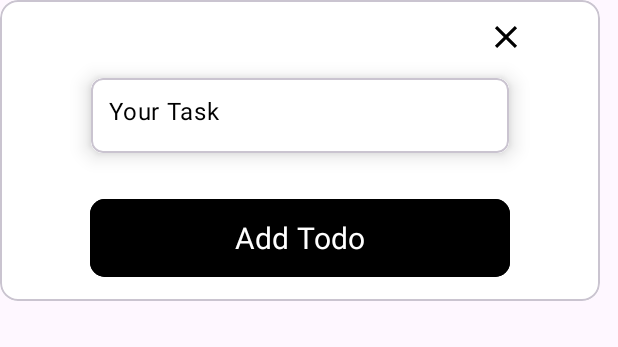
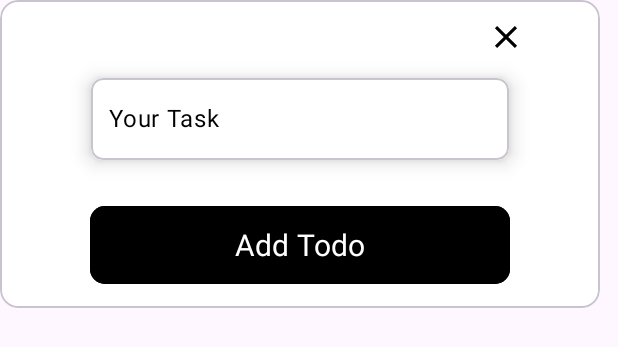
Before and after one commit to DAVITtheDev7/ToDo, an Android app: the layout fragment_to_do_dialog.xml on its own in the app's theme, with its tools: preview values and no code run, on a phone screen of 412 x 824 dp. Shown: the top 347 px of the screen. Run offline under Robolectric (Android 15) with nearby library versions, the phone set to English and light mode, and no system bars; Roboto replaces fonts that are not available here.

Commit message:
Update fragment_to_do_dialog.xml

```diff
--- a/app/src/main/res/layout/fragment_to_do_dialog.xml
+++ b/app/src/main/res/layout/fragment_to_do_dialog.xml
@@ -37,8 +37,7 @@
 
             <com.google.android.material.textfield.TextInputLayout
                 android:layout_width="match_parent"
-                android:layout_height="50dp"
-                android:background="@color/white"
+                android:layout_height="wrap_content"
                 app:boxStrokeWidth="0dp"
                 app:boxStrokeWidthFocused="0dp"
                 app:hintEnabled="false">
@@ -46,15 +45,17 @@
                 <com.google.android.material.textfield.TextInputEditText
                     android:id="@+id/etTodo"
                     android:layout_width="match_parent"
-                    android:layout_height="50dp"
+                    android:layout_height="wrap_content"
                     android:background="@color/white"
                     android:hint="Your Task"
                     android:textColor="@color/black"
                     android:textColorHint="@color/black"
-                    android:inputType="textEmailAddress"
+                    android:inputType="textMultiLine"
+                    android:maxLines="100"
                     android:paddingStart="12dp"
                     android:paddingTop="15dp" />
             </com.google.android.material.textfield.TextInputLayout>
+
 
 
         </com.google.android.material.card.MaterialCardView>
```
